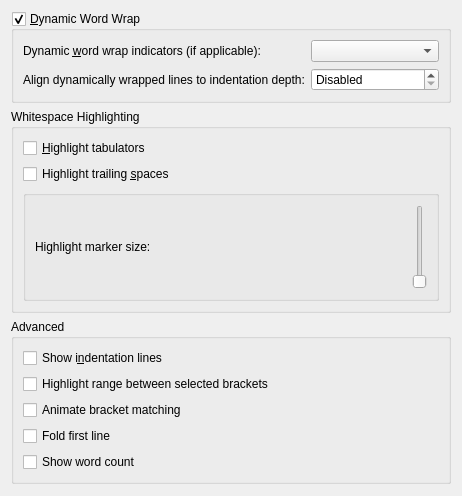
This is src/dialogs/textareaappearanceconfigwidget.ui in KDE/ktexteditor as Qt 5 draws it before an edit. The edited form follows.
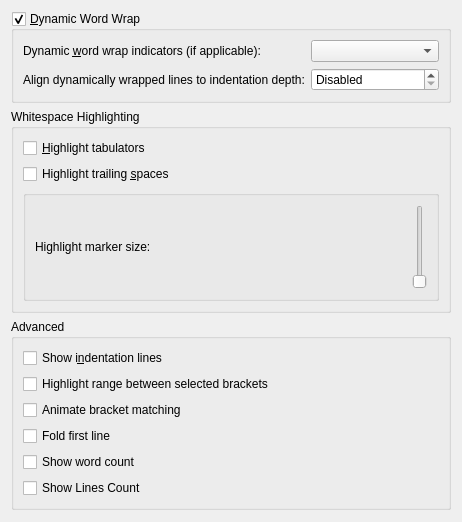
This is the edited form. Custom widgets are drawn as their Qt base class.

Commit message:
Implemented displaying of total lines in kate
GUI: new option to display total lines in the status bar

Patch:
```diff
--- a/src/dialogs/textareaappearanceconfigwidget.ui
+++ b/src/dialogs/textareaappearanceconfigwidget.ui
@@ -193,6 +193,16 @@
                 </property>
               </widget>
             </item>
+            <item>
+              <widget class="QCheckBox" name="chkShowLinesCount">
+                <property name="toolTip">
+                  <string>Show/hide Lines count in status bar</string>
+                </property>
+                <property name="text">
+                  <string>Show Lines Count</string>
+                </property>
+              </widget>
+            </item>
           </layout>
         </widget>
       </item>
```
The commit also changes 3 other files.
